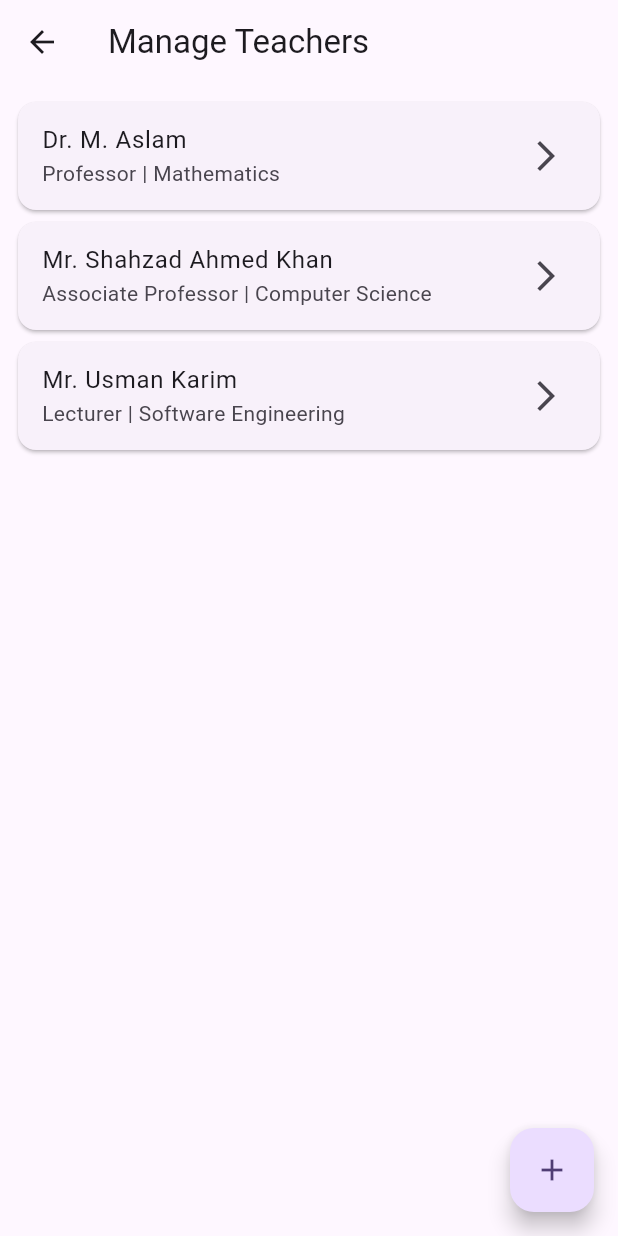
After one commit to aabdulrafay/EduSmart, a Flutter app: the ManageTeachersScreen screen opened directly, on a phone screen of 412 x 824 dp. The commit adds this screen. Run offline on Flutter 3.47's test engine with Material 3 defaults, Android fonts, the phone set to English and light mode, and no system bars.

Commit message:
updated admin features added manage students teachers and courses functionalities

```diff
--- /dev/null
+++ b/lib/adminpages/Classes/teacher_class.dart
@@ -0,0 +1,31 @@
+class Teacher {
+  final String id;
+  final String name;
+  final String department;
+  final String designation;
+  final String bio;
+  final String profileImageUrl;
+  final String email;
+  final String phone;
+  final String cnic;
+  final String address;
+  final String gender;
+  final String dateOfBirth;
+  final String qualification;
+
+  Teacher({
+    required this.id,
+    required this.name,
+    required this.department,
+    required this.designation,
+    required this.bio,
+    required this.profileImageUrl,
+    required this.email,
+    required this.phone,
+    required this.cnic,
+    required this.address,
+    required this.gender,
+    required this.dateOfBirth,
+    required this.qualification,
+  });
+}
--- /dev/null
+++ b/lib/adminpages/manage_teachers.dart
@@ -0,0 +1,50 @@
+import 'package:flutter/material.dart';
+
+class ManageTeachersScreen extends StatefulWidget {
+  const ManageTeachersScreen({super.key});
+
+  @override
+  State<ManageTeachersScreen> createState() => _ManageTeachersScreenState();
+}
+
+class _ManageTeachersScreenState extends State<ManageTeachersScreen> {
+  @override
+  Widget build(BuildContext context) {
+    return Scaffold(
+      appBar: AppBar(
+        title: const Text('Manage Teachers'),
+      ),
+      body: ListView(
+        padding: const EdgeInsets.all(8.0),
+        children: const <Widget>[
+          Card(
+            child: ListTile(
+              title: Text('Dr. M. Aslam'),
+              subtitle: Text('Professor | Mathematics'),
+              trailing: Icon(Icons.arrow_forward_ios),
+            ),
+          ),
+          Card(
+            child: ListTile(
+              title: Text('Mr. Shahzad Ahmed Khan'),
+              subtitle: Text('Associate Professor | Computer Science'),
+              trailing: Icon(Icons.arrow_forward_ios),
+            ),
+          ),
+          Card(
+            child: ListTile(
+              title: Text('Mr. Usman Karim'),
+              subtitle: Text('Lecturer | Software Engineering'),
+              trailing: Icon(Icons.arrow_forward_ios),
+            ),
+          ),
+        ],
+      ),
+      floatingActionButton: FloatingActionButton(
+        onPressed: () {},
+        tooltip: 'Add Teacher',
+        child: const Icon(Icons.add),
+      ),
+    );
+  }
+}
```
Also changed, not shown: lib/adminpages/Classes/courses_class.dart (added, +7 -0 lines), lib/adminpages/Classes/students_class.dart (added, +11 -0 lines), lib/adminpages/dashboard_view.dart (+16 -4 lines), lib/adminpages/manage_courses.dart (+59 -14 lines), lib/adminpages/manage_students.dart (added, +50 -0 lines).
